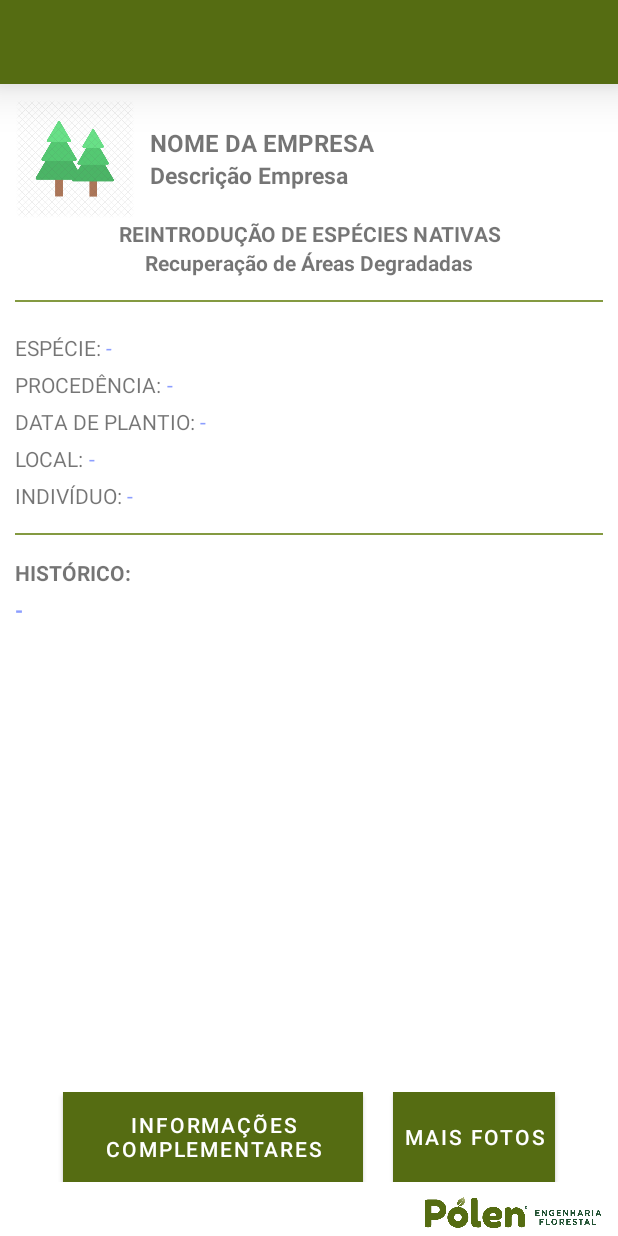
After one commit to tideeh/QR_Code_Polen, an Android app: the layout activity_exibe_arvore1.xml on its own in the app's theme, with its tools: preview values and no code run, on a phone screen of 412 x 824 dp. The commit adds this screen. Run offline under Robolectric (Android 15) with nearby library versions, the phone set to English and light mode, and no system bars.

Commit message:
EXIBE ARVORE 1

```diff
--- a/app/src/main/java/br/com/polenflorestal/qrcodepolen/DataBaseUtil.kt
+++ b/app/src/main/java/br/com/polenflorestal/qrcodepolen/DataBaseUtil.kt
@@ -69,32 +69,20 @@ object DataBaseUtil {
 
     fun criaDB(){
         val SCRIPT_DATABASE_CREATE = arrayOf(
-            "CREATE TABLE Arvore (codigo TEXT NOT NULL PRIMARY KEY," +
-                    " local TEXT, parcela INTEGER, linha INTEGER, bloco INTEGER, arvore_pos INTEGER, codigo_geno TEXT," +
-                    " genitor_fem TEXT, genitor_mas TEXT, data_plantio TEXT, ult_medicao TEXT, dap INTEGER, altura INTEGER, vol REAL);",
+            "CREATE TABLE [Arvore] ([codigo] Text, [tipo] Integer, [local] Text, [parcela] Integer, [linha] Integer, [bloco] Integer, [arvore_pos] Integer, [codigo_geno] Text, [genitor_fem] Text, [genitor_mas] Text, [data_plantio] Text, [ult_medicao] Text, [dap] Integer, [altura] Integer, [vol] Float, [procedencia] Text, [historico] Text);",
 
             "CREATE TABLE Comentario (arvore_codigo TEXT, comentario TEXT, data TEXT);",
 
-            "INSERT INTO Arvore (codigo, local, parcela, linha, bloco, arvore_pos, codigo_geno, genitor_fem, genitor_mas, data_plantio, ult_medicao, dap, altura, vol)"+
-                    " VALUES ('P587B87A3', 'Viçosa', 587, 99, 87, 3, 'DG X U2', '(E. dunnii x E. grandis - Riocell) x (E. urophylla 2 - Cenibra)', 'Desconhecido (pol. Livre)', '18/02/2007', '20/05/2019', 20, 22, 0.18);",
-            "INSERT INTO Arvore (codigo, local, parcela, linha, bloco, arvore_pos, codigo_geno, genitor_fem, genitor_mas, data_plantio, ult_medicao, dap, altura, vol)"+
-                    " VALUES ('P2089B338A1', 'Viçosa', 2089, 14, 338, 1, 'DG X U2', '(E. dunnii x E. grandis - Riocell) x (E. urophylla 2 - Cenibra)', 'Desconhecido (pol. Livre)', '27/08/2011', '21/05/2019', 21, 23, 0.19);",
-            "INSERT INTO Arvore (codigo, local, parcela, linha, bloco, arvore_pos, codigo_geno, genitor_fem, genitor_mas, data_plantio, ult_medicao, dap, altura, vol)"+
-                    " VALUES ('P4361B729A5', 'Viçosa', 4361, 37, 729, 5, 'U1 X U2', '(E. urophylla - IP) x (E. urophylla - Cenibra)', 'Desconhecido (pol. Livre)', '20/03/2008', '22/05/2019', 22, 24, 0.20);",
-            "INSERT INTO Arvore (codigo, local, parcela, linha, bloco, arvore_pos, codigo_geno, genitor_fem, genitor_mas, data_plantio, ult_medicao, dap, altura, vol)"+
-                    " VALUES ('P6722B1200A61', 'Viçosa', 6722, 49, 1200, 61, 'U1 X U2', '(E. urophylla - IP) x (E. urophylla - Cenibra)', 'Desconhecido (pol. Livre)', '24/08/2003', '23/05/2019', 23, 25, 0.21);",
-            "INSERT INTO Arvore (codigo, local, parcela, linha, bloco, arvore_pos, codigo_geno, genitor_fem, genitor_mas, data_plantio, ult_medicao, dap, altura, vol)"+
-                    " VALUES ('P1040B156A103', 'Viçosa', 1040, 20, 156, 103, 'DG X U2', '(E. dunnii x E. grandis - Riocell) x (E. urophylla 2 - Cenibra)', 'Desconhecido (pol. Livre)', '13/07/2017', '24/05/2019', 24, 26, 0.22);",
-            "INSERT INTO Arvore (codigo, local, parcela, linha, bloco, arvore_pos, codigo_geno, genitor_fem, genitor_mas, data_plantio, ult_medicao, dap, altura, vol)"+
-                    " VALUES ('P4769B805A1', 'Viçosa', 4769, 39, 805, 1, 'DG X U2', '(E. dunnii x E. grandis - Riocell) x (E. urophylla 2 - Cenibra)', 'Desconhecido (pol. Livre)', '14/07/2017', '25/05/2019', 25, 27, 0.23);",
-            "INSERT INTO Arvore (codigo, local, parcela, linha, bloco, arvore_pos, codigo_geno, genitor_fem, genitor_mas, data_plantio, ult_medicao, dap, altura, vol)"+
-                    " VALUES ('P7092B1276A4', 'Viçosa', 7092, 51, 1276, 4, 'DG X C1 ', '(E. dunnii x E. grandis - Riocell) x (E. camaldulensis - Vallourec)', 'Desconhecido (pol. Livre)', '15/07/2017', '26/05/2019', 26, 28, 0.24);",
-            "INSERT INTO Arvore (codigo, local, parcela, linha, bloco, arvore_pos, codigo_geno, genitor_fem, genitor_mas, data_plantio, ult_medicao, dap, altura, vol)"+
-                    " VALUES ('P2085B337A2', 'Viçosa', 2085, 25, 337, 2, 'G1 X UGL', '(E. grandis - Votorantim) x (E. urophylla x E. globulus - Riocell)', 'Desconhecido (pol. Livre)', '16/07/2017', '27/05/2019', 27, 29, 0.25);",
-            "INSERT INTO Arvore (codigo, local, parcela, linha, bloco, arvore_pos, codigo_geno, genitor_fem, genitor_mas, data_plantio, ult_medicao, dap, altura, vol)"+
-                    " VALUES ('P1342B201A7', 'Viçosa', 1342, 22, 201, 7, 'G1 X UGL', '(E. grandis - Votorantim) x (E. urophylla x E. globulus - Riocell)', 'Desconhecido (pol. Livre)', '17/07/2017', '28/05/2019', 28, 30, 0.26);",
-            "INSERT INTO Arvore (codigo, local, parcela, linha, bloco, arvore_pos, codigo_geno, genitor_fem, genitor_mas, data_plantio, ult_medicao, dap, altura, vol)"+
-                    " VALUES ('P4899B828A6', 'Viçosa', 4899, 40, 828, 6, 'DG X UGL', '(E. dunnii x E. grandis - Riocell) x (E. urophylla x E. globulus - Riocell)', 'Desconhecido (pol. Livre)', '18/07/2017', '29/05/2019', 29, 31, 0.27);"
+            "INSERT INTO [Arvore]([rowid], [codigo], [tipo], [local], [parcela], [linha], [bloco], [arvore_pos], [codigo_geno], [genitor_fem], [genitor_mas], [data_plantio], [ult_medicao], [dap], [altura], [vol], [procedencia], [historico]) VALUES(1, 'P587B87A3', 0, 'Viçosa', 587, 99, 87, 3, 'DG X U2', '(E. dunnii x E. grandis - Riocell) x (E. urophylla 2 - Cenibra)', 'Desconhecido (pol. Livre)', '2/18/2007 12:00:00 AM', '5/20/2019 12:00:00 AM', 20, 22, 0.18, null, null);",
+            "INSERT INTO [Arvore]([rowid], [codigo], [tipo], [local], [parcela], [linha], [bloco], [arvore_pos], [codigo_geno], [genitor_fem], [genitor_mas], [data_plantio], [ult_medicao], [dap], [altura], [vol], [procedencia], [historico]) VALUES(2, 'P2089B338A1', 1, 'Viçosa', 2089, 14, 338, 1, 'Paubrasilia echinata', '(E. dunnii x E. grandis - Riocell) x (E. urophylla 2 - Cenibra)', 'Desconhecido (pol. Livre)', '8/27/2011 12:00:00 AM', '5/21/2019 12:00:00 AM', 21, 23, 0.19, 'Mariana-MG', null);",
+            "INSERT INTO [Arvore]([rowid], [codigo], [tipo], [local], [parcela], [linha], [bloco], [arvore_pos], [codigo_geno], [genitor_fem], [genitor_mas], [data_plantio], [ult_medicao], [dap], [altura], [vol], [procedencia], [historico]) VALUES(3, 'P4361B729A5', 0, 'Viçosa', 4361, 37, 729, 5, 'U1 X U2', '(E. urophylla - IP) x (E. urophylla - Cenibra)', 'desconhecido (pol. Livre)', '3/20/2008 12:00:00 AM', '5/22/2019 12:00:00 AM', 22, 24, 0.2, null, null);",
+            "INSERT INTO [Arvore]([rowid], [codigo], [tipo], [local], [parcela], [linha], [bloco], [arvore_pos], [codigo_geno], [genitor_fem], [genitor_mas], [data_plantio], [ult_medicao], [dap], [altura], [vol], [procedencia], [historico]) VALUES(4, 'P6722B1200A61', 0, 'Viçosa', 6722, 49, 1200, 61, 'U1 X U2', '(E. urophylla - IP) x (E. urophylla - Cenibra)', 'desconhecido (pol. Livre)', '8/24/2003 12:00:00 AM', '5/23/2019 12:00:00 AM', 23, 25, 0.21, null, null);",
+            "INSERT INTO [Arvore]([rowid], [codigo], [tipo], [local], [parcela], [linha], [bloco], [arvore_pos], [codigo_geno], [genitor_fem], [genitor_mas], [data_plantio], [ult_medicao], [dap], [altura], [vol], [procedencia], [historico]) VALUES(5, 'P1040B156A103', 0, 'Viçosa', 1040, 20, 156, 103, 'DG X U2', '(E. dunnii x E. grandis - Riocell) x (E. urophylla 2 - Cenibra)', 'desconhecido (pol. Livre)', '7/13/2017 12:00:00 AM', '5/24/2019 12:00:00 AM', 24, 26, 0.22, null, null);",
+            "INSERT INTO [Arvore]([rowid], [codigo], [tipo], [local], [parcela], [linha], [bloco], [arvore_pos], [codigo_geno], [genitor_fem], [genitor_mas], [data_plantio], [ult_medicao], [dap], [altura], [vol], [procedencia], [historico]) VALUES(6, 'P4769B805A1', 1, 'Viçosa', 4769, 39, 805, 1, 'Apuleia leiocarpa', '(E. dunnii x E. grandis - Riocell) x (E. urophylla 2 - Cenibra)', 'desconhecido (pol. Livre)', '7/14/2017 12:00:00 AM', '5/25/2019 12:00:00 AM', 25, 27, 0.23, 'Vale do Rio Doce', null);",
+            "INSERT INTO [Arvore]([rowid], [codigo], [tipo], [local], [parcela], [linha], [bloco], [arvore_pos], [codigo_geno], [genitor_fem], [genitor_mas], [data_plantio], [ult_medicao], [dap], [altura], [vol], [procedencia], [historico]) VALUES(7, 'P7092B1276A4', 0, 'Viçosa', 7092, 51, 1276, 4, 'DG X C1 ', '(E. dunnii x E. grandis - Riocell) x (E. camaldulensis - Vallourec)', 'desconhecido (pol. Livre)', '7/15/2017 12:00:00 AM', '5/26/2019 12:00:00 AM', 26, 28, 0.24, null, null);",
+            "INSERT INTO [Arvore]([rowid], [codigo], [tipo], [local], [parcela], [linha], [bloco], [arvore_pos], [codigo_geno], [genitor_fem], [genitor_mas], [data_plantio], [ult_medicao], [dap], [altura], [vol], [procedencia], [historico]) VALUES(8, 'P2085B337A2', 0, 'Viçosa', 2085, 25, 337, 2, 'G1 X UGL', '(E. grandis - Votorantim) x (E. urophylla x E. globulus - Riocell)', 'desconhecido (pol. Livre)', '7/16/2017 12:00:00 AM', '5/27/2019 12:00:00 AM', 27, 29, 0.25, null, null);",
+            "INSERT INTO [Arvore]([rowid], [codigo], [tipo], [local], [parcela], [linha], [bloco], [arvore_pos], [codigo_geno], [genitor_fem], [genitor_mas], [data_plantio], [ult_medicao], [dap], [altura], [vol], [procedencia], [historico]) VALUES(9, 'P1342B201A7', 0, 'Viçosa', 1342, 22, 201, 7, 'G1 X UGL', '(E. grandis - Votorantim) x (E. urophylla x E. globulus - Riocell)', 'desconhecido (pol. Livre)', '7/17/2017 12:00:00 AM', '5/28/2019 12:00:00 AM', 28, 30, 0.26, null, null);",
+            "INSERT INTO [Arvore]([rowid], [codigo], [tipo], [local], [parcela], [linha], [bloco], [arvore_pos], [codigo_geno], [genitor_fem], [genitor_mas], [data_plantio], [ult_medicao], [dap], [altura], [vol], [procedencia], [historico]) VALUES(10, 'P4899B828A6', 0, 'Viçosa', 4899, 40, 828, 6, 'DG X UGL', '(E. dunnii x E. grandis - Riocell) x (E. urophylla x E. globulus - Riocell)', 'desconhecido (pol. Livre)', '7/18/2017 12:00:00 AM', '5/29/2019 12:00:00 AM', 29, 31, 0.27, null, null);"
         )
 
         for (element in SCRIPT_DATABASE_CREATE) {
--- a/app/src/main/java/br/com/polenflorestal/qrcodepolen/ExibeArvore.kt
+++ b/app/src/main/java/br/com/polenflorestal/qrcodepolen/ExibeArvore.kt
@@ -8,10 +8,9 @@ import android.widget.Toast
 import androidx.appcompat.widget.Toolbar
 
 class ExibeArvore : AppCompatActivity() {
-
     override fun onCreate(savedInstanceState: Bundle?) {
         super.onCreate(savedInstanceState)
-        setContentView(R.layout.activity_exibe_arvore)
+
 
         val codigo : String = intent.getStringExtra("qr_code")
         DataBaseUtil.abrir(this)
@@ -23,6 +22,7 @@ class ExibeArvore : AppCompatActivity() {
         }
 
         while (cursor?.moveToNext()!!){
+            val tipo = cursor?.getInt(cursor.getColumnIndex("tipo"))
             val local = cursor?.getString(cursor.getColumnIndex("local"))
             val parcela = cursor?.getInt(cursor.getColumnIndex("parcela"))
             val linha = cursor?.getInt(cursor.getColumnIndex("linha"))
@@ -36,6 +36,11 @@ class ExibeArvore : AppCompatActivity() {
             val dap = cursor?.getString(cursor.getColumnIndex("dap"))
             val altura = cursor?.getString(cursor.getColumnIndex("altura"))
             val vol = cursor?.getString(cursor.getColumnIndex("vol"))
+            val procedencia = cursor?.getString(cursor.getColumnIndex("procedencia"))
+            val historico = cursor?.getString(cursor.getColumnIndex("historico"))
+
+            if(tipo == 0){
+                setContentView(R.layout.activity_exibe_arvore)
 
                 findViewById<TextView>(R.id.local).text = local
                 findViewById<TextView>(R.id.data_plantio).text = data_plantio
@@ -48,6 +53,22 @@ class ExibeArvore : AppCompatActivity() {
                 findViewById<TextView>(R.id.dap).text = "$dap cm"
                 findViewById<TextView>(R.id.altura).text = "$altura m"
                 findViewById<TextView>(R.id.vol).text = "$vol m³"
+            }
+            else {
+                setContentView(R.layout.activity_exibe_arvore1)
+
+                findViewById<TextView>(R.id.local).text = local
+                findViewById<TextView>(R.id.data_plantio).text = data_plantio
+                findViewById<TextView>(R.id.talhao).text = bloco.toString()
+                findViewById<TextView>(R.id.individuo).text = arvore_pos.toString()
+                findViewById<TextView>(R.id.especie).text = codigo_geno
+                findViewById<TextView>(R.id.genitores).text = genitor_fem
+
+                findViewById<TextView>(R.id.ult_medicao).text = ult_medicao
+                findViewById<TextView>(R.id.dap).text = "$dap cm"
+                findViewById<TextView>(R.id.altura).text = "$altura m"
+                findViewById<TextView>(R.id.vol).text = "$vol m³"
+            }
 
             break
         }
--- a/app/src/main/java/br/com/polenflorestal/qrcodepolen/SplashScreenActivity.kt
+++ b/app/src/main/java/br/com/polenflorestal/qrcodepolen/SplashScreenActivity.kt
@@ -27,7 +27,7 @@ class SplashScreenActivity : AppCompatActivity() {
         checkFirstRun()
 
         DataBaseUtil.abrir(this)
-        var c : Cursor? = DataBaseUtil.buscar("Arvore", arrayOf<String>("codigo", "local"), "local = 'Cenibra'", "")
+        var c : Cursor? = DataBaseUtil.buscar("Arvore", arrayOf<String>("codigo", "local"), "local = 'Viçosa'", "")
 
         while (c?.moveToNext()!!){
             var cod : String = c.getString(0)
--- /dev/null
+++ b/app/src/main/res/layout/activity_exibe_arvore1.xml
@@ -0,0 +1,298 @@
+<?xml version="1.0" encoding="utf-8"?>
+<RelativeLayout xmlns:android="http://schemas.android.com/apk/res/android"
+    xmlns:app="http://schemas.android.com/apk/res-auto"
+    xmlns:tools="http://schemas.android.com/tools"
+    android:layout_width="match_parent"
+    android:layout_height="match_parent"
+    android:orientation="vertical"
+    tools:context=".ExibeArvore">
+
+    <!-- barra de tarefas -->
+    <include
+        android:id="@+id/my_toolbar"
+        layout="@layout/barra_tarefas" />
+
+    <ScrollView
+        android:layout_width="match_parent"
+        android:layout_height="wrap_content"
+        android:layout_above="@id/rodape"
+        android:layout_below="@id/my_toolbar"
+        android:padding="10dp">
+
+        <LinearLayout
+            android:layout_width="match_parent"
+            android:layout_height="wrap_content"
+            android:orientation="vertical">
+
+            <LinearLayout
+                android:layout_width="match_parent"
+                android:layout_height="80dp"
+                android:orientation="horizontal">
+
+                <ImageView
+                    android:layout_width="80dp"
+                    android:layout_height="match_parent"
+                    android:adjustViewBounds="true"
+                    android:src="@drawable/empresa_icon1" />
+
+                <LinearLayout
+                    android:layout_width="match_parent"
+                    android:layout_height="match_parent"
+                    android:layout_marginLeft="10dp"
+                    android:orientation="vertical">
+
+                    <TextView
+                        android:layout_width="match_parent"
+                        android:layout_height="wrap_content"
+                        android:layout_weight="1"
+                        android:gravity="bottom|start"
+                        android:text="Nome da Empresa"
+                        android:textAllCaps="true"
+                        android:textSize="16sp"
+                        android:textStyle="bold" />
+
+                    <TextView
+                        android:layout_width="match_parent"
+                        android:layout_height="wrap_content"
+                        android:layout_weight="1"
+                        android:gravity="start|top"
+                        android:text="Descrição Empresa"
+                        android:textSize="15sp"
+                        android:textStyle="bold" />
+
+                </LinearLayout>
+            </LinearLayout>
+
+            <LinearLayout
+                android:layout_width="match_parent"
+                android:layout_height="wrap_content"
+                android:layout_marginTop="0dp"
+                android:orientation="vertical">
+
+                <TextView
+                    android:layout_width="match_parent"
+                    android:layout_height="wrap_content"
+                    android:gravity="center"
+                    android:text="Reintrodução de Espécies Nativas"
+                    android:textAllCaps="true"
+                    android:textStyle="bold" />
+
+                <TextView
+                    android:layout_width="match_parent"
+                    android:layout_height="wrap_content"
+                    android:gravity="center"
+                    android:text="Recuperação de Áreas Degradadas"
+                    android:textAllCaps="false"
+                    android:textStyle="bold" />
+
+            </LinearLayout>
+
+            <View
+                android:layout_width="match_parent"
+                android:layout_height="1dp"
+                android:layout_marginTop="15dp"
+                android:background="@color/colorPrimaryLight" />
+
+            <LinearLayout
+                android:layout_width="match_parent"
+                android:layout_height="wrap_content"
+                android:layout_marginTop="15dp"
+                android:orientation="vertical">
+
+                <LinearLayout
+                    android:layout_width="match_parent"
+                    android:layout_height="wrap_content"
+                    android:layout_marginTop="5dp"
+                    android:orientation="horizontal">
+
+                    <TextView
+                        android:layout_width="wrap_content"
+                        android:layout_height="wrap_content"
+                        android:gravity="start|center_vertical"
+                        android:text="Espécie: "
+                        android:textAllCaps="true" />
+
+                    <TextView
+                        android:id="@+id/especie"
+                        android:layout_width="wrap_content"
+                        android:layout_height="wrap_content"
+                        android:gravity="start|center_vertical"
+                        android:text="-"
+                        android:textColor="#8C9EFF"
+                        android:textStyle="italic" />
+                </LinearLayout>
+
+                <LinearLayout
+                    android:layout_width="match_parent"
+                    android:layout_height="wrap_content"
+                    android:layout_marginTop="5dp"
+                    android:orientation="horizontal">
+
+                    <TextView
+                        android:layout_width="wrap_content"
+                        android:layout_height="wrap_content"
+                        android:gravity="start|center_vertical"
+                        android:text="Procedência: "
+                        android:textAllCaps="true" />
+
+                    <TextView
+                        android:id="@+id/procedencia"
+                        android:layout_width="wrap_content"
+                        android:layout_height="wrap_content"
+                        android:gravity="start|center_vertical"
+                        android:text="-"
+                        android:textColor="#8C9EFF" />
+                </LinearLayout>
+
+                <LinearLayout
+                    android:layout_width="match_parent"
+                    android:layout_height="wrap_content"
+                    android:layout_marginTop="5dp"
+                    android:orientation="horizontal">
+
+                    <TextView
+                        android:layout_width="wrap_content"
+                        android:layout_height="wrap_content"
+                        android:gravity="start|center_vertical"
+                        android:text="Data de Plantio: "
+                        android:textAllCaps="true" />
+
+                    <TextView
+                        android:id="@+id/data_plantio"
+                        android:layout_width="wrap_content"
+                        android:layout_height="wrap_content"
+                        android:gravity="start|center_vertical"
+                        android:text="-"
+                        android:textColor="#8C9EFF" />
+                </LinearLayout>
+
+                <LinearLayout
+                    android:layout_width="match_parent"
+                    android:layout_height="wrap_content"
+                    android:layout_marginTop="5dp"
+                    android:orientation="horizontal">
+
+                    <TextView
+                        android:layout_width="wrap_content"
+                        android:layout_height="wrap_content"
+                        android:gravity="start|center_vertical"
+                        android:text="Local: "
+                        android:textAllCaps="true" />
+
+                    <TextView
+                        android:id="@+id/local"
+                        android:layout_width="wrap_content"
+                        android:layout_height="wrap_content"
+                        android:gravity="start|center_vertical"
+                        android:text="-"
+                        android:textColor="#8C9EFF" />
+                </LinearLayout>
+
+                <LinearLayout
+                    android:layout_width="match_parent"
+                    android:layout_height="wrap_content"
+                    android:layout_marginTop="5dp"
+                    android:orientation="horizontal">
+
+                    <TextView
+                        android:layout_width="wrap_content"
+                        android:layout_height="wrap_content"
+                        android:gravity="start|center_vertical"
+                        android:text="Indivíduo: "
+                        android:textAllCaps="true" />
+
+                    <TextView
+                        android:id="@+id/individuo"
+                        android:layout_width="wrap_content"
+                        android:layout_height="wrap_content"
+                        android:gravity="start|center_vertical"
+                        android:text="-"
+                        android:textColor="#8C9EFF" />
+                </LinearLayout>
+
+            </LinearLayout>
+
+            <View
+                android:layout_width="match_parent"
+                android:layout_height="1dp"
+                android:layout_marginTop="15dp"
+                android:background="@color/colorPrimaryLight" />
+
+            <LinearLayout
+                android:layout_width="match_parent"
+                android:layout_height="wrap_content"
+                android:layout_marginTop="15dp"
+                android:orientation="vertical">
+
+                <TextView
+                    android:layout_width="wrap_content"
+                    android:layout_height="wrap_content"
+                    android:gravity="start|center_vertical"
+                    android:text="Histórico:"
+                    android:textAllCaps="true"
+                    android:textStyle="bold" />
+
+                <TextView
+                    android:id="@+id/historico"
+                    android:layout_width="wrap_content"
+                    android:layout_height="wrap_content"
+                    android:layout_marginTop="5dp"
+                    android:gravity="start|center_vertical"
+                    android:text="-"
+                    android:textAlignment="center"
+                    android:textColor="#8C9EFF"
+                    android:textStyle="bold" />
+
+            </LinearLayout>
+
+        </LinearLayout>
+
+    </ScrollView>
+
+    <LinearLayout
+        android:id="@+id/rodape"
+        android:layout_width="match_parent"
+        android:layout_height="wrap_content"
+        android:layout_alignParentBottom="true"
+        android:orientation="vertical"
+        android:paddingStart="10dp"
+        android:paddingEnd="10dp">
+
+        <LinearLayout
+            android:layout_width="match_parent"
+            android:layout_height="wrap_content"
+            android:gravity="center"
+            android:orientation="horizontal">
+
+            <Button
+                android:layout_width="200dp"
+                android:layout_height="60dp"
+                android:background="@color/colorPrimaryLight"
+                android:paddingStart="7dp"
+                android:paddingEnd="7dp"
+                android:text="Informações Complementares"
+                android:textColor="@android:color/white" />
+
+            <Button
+                android:layout_width="wrap_content"
+                android:layout_height="60dp"
+                android:layout_marginStart="20dp"
+                android:background="@color/colorPrimaryLight"
+                android:paddingStart="7dp"
+                android:paddingEnd="7dp"
+                android:text="Mais Fotos"
+                android:textColor="@android:color/white" />
+        </LinearLayout>
+
+        <ImageView
+            android:layout_width="120dp"
+            android:layout_height="wrap_content"
+            android:layout_gravity="end"
+            android:layout_marginTop="10dp"
+            android:layout_marginBottom="5dp"
+            android:adjustViewBounds="true"
+            android:elevation="30dp"
+            android:src="@drawable/logo_horizontal" />
+    </LinearLayout>
+
+</RelativeLayout>
```
Also changed, not shown: app/src/main/AndroidManifest.xml (+4 -3 lines). Lines whose indentation alone changed are shown as unchanged.
